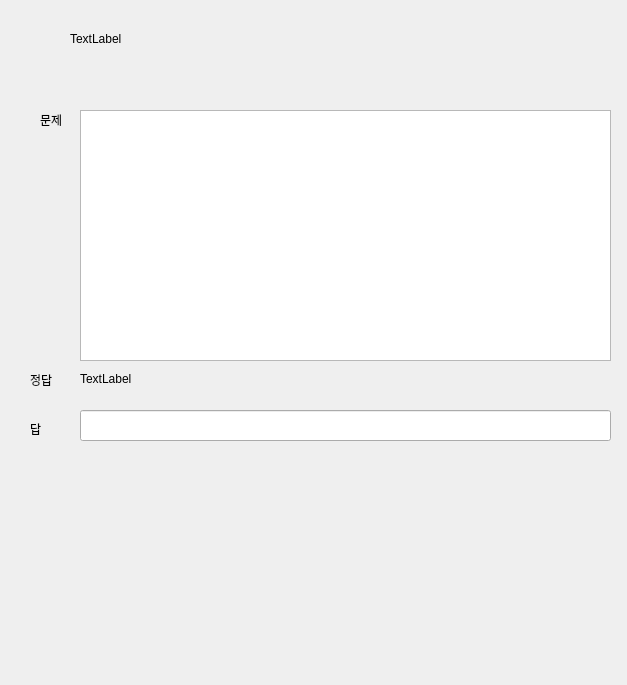
Before: the Qt Designer form student_client.ui in Eduappproject/education_application, drawn with Qt 5.
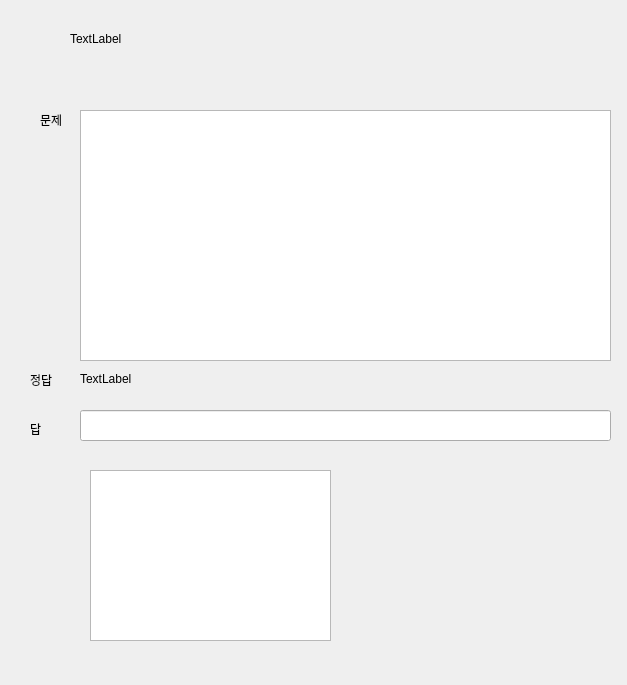
After: the same form once the commit is applied. The open tabs and pages were chosen to show the change.

Commit message: 문제풀기 객관식으로 변경

```diff
--- a/student_client.ui
+++ b/student_client.ui
@@ -843,6 +843,16 @@
       </rect>
      </property>
     </widget>
+    <widget class="QListWidget" name="QuestionPageListWidget">
+     <property name="geometry">
+      <rect>
+       <x>80</x>
+       <y>460</y>
+       <width>241</width>
+       <height>171</height>
+      </rect>
+     </property>
+    </widget>
    </widget>
    <widget class="QWidget" name="page_5">
     <widget class="QWidget" name="layoutWidget">
```
Left out of the diff: 2 changed lines with no effect on the pictures. The commit also changes 2 other files.
